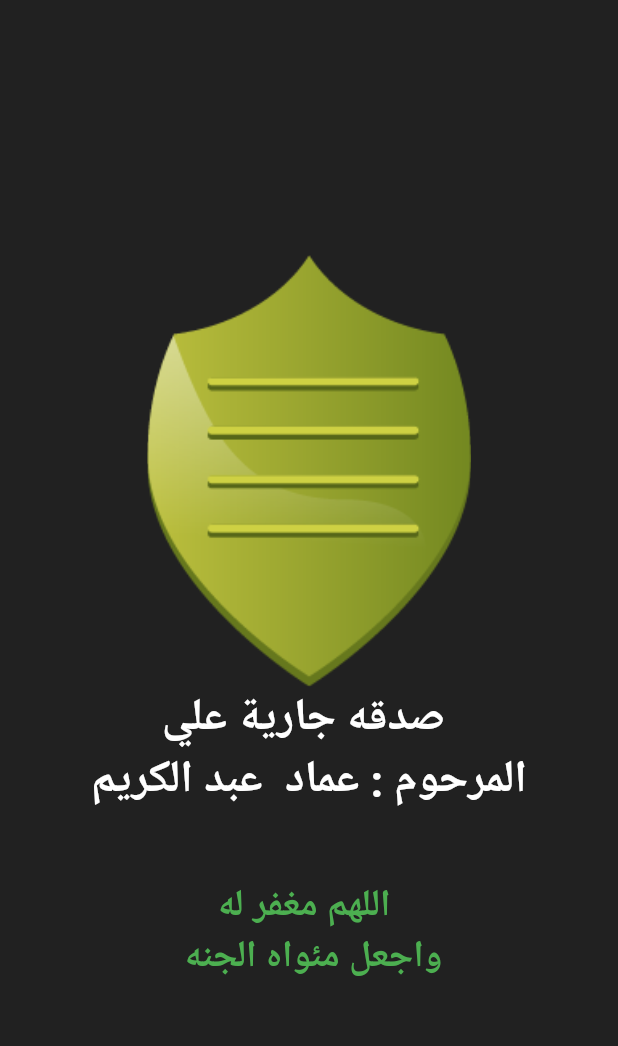
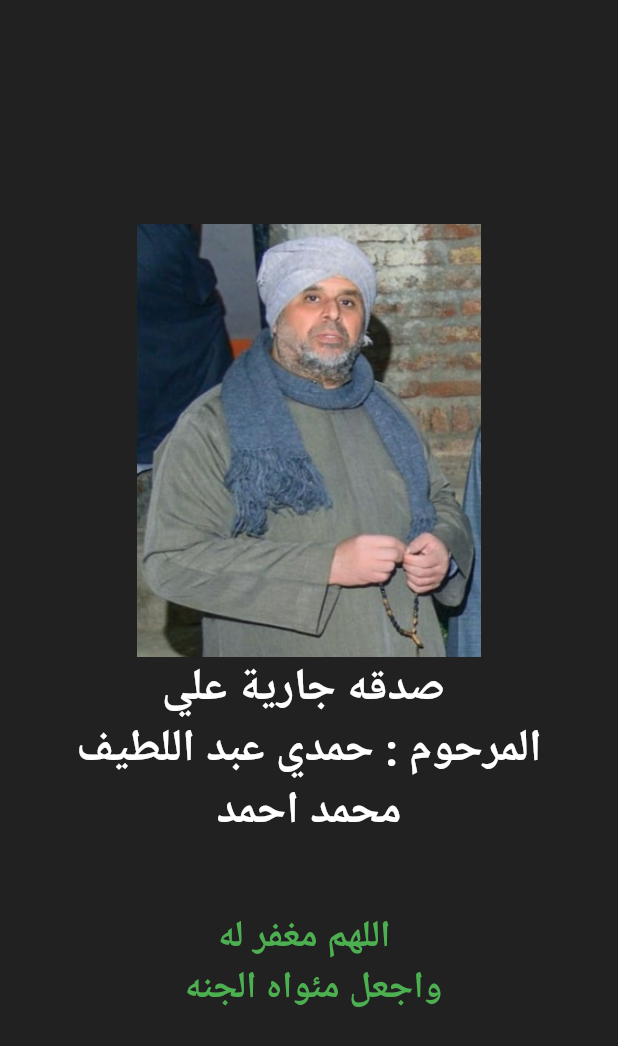
Before and after one commit to AliElhalawani/Sadka-Garya, a Flutter app: the MysplashScreen screen opened directly, on a phone screen of 412 x 824 dp. Shown: the top 1046 px of the screen. Run offline on Flutter 3.47's test engine with Material 2 defaults, Android fonts, the phone set to English and light mode, and no system bars; our stand-ins replace font_awesome_flutter, hexcolor, material_design_icons_flutter, share, shared_preferences, shimmer and 1 more; missing offline and left inert: flutter_overboard, launch_review, open_appstore; accounts and stored records are empty.

Commit message:
first commit

```diff
--- a/lib/Screen/splash_screen.dart
+++ b/lib/Screen/splash_screen.dart
@@ -101,8 +101,11 @@ class MysplashState extends State<MysplashScreen>{
                       Radius.circular(200.0),),
 
                   ),
-                  child: Image.asset('assets/hisn.png',fit: BoxFit.fitHeight,
+                  child: Image.asset('assets/3am eslam.jpeg',width: 50.0,fit: BoxFit.fitHeight,
                   ),
+
+                  // Image.asset('assets/sahbtTamni.jpeg',fit: BoxFit.fitHeight,
+                  // ),
 
                 ),
 
@@ -217,7 +220,7 @@ class MysplashState extends State<MysplashScreen>{
                 // ),
                 Container(
                   alignment: Alignment.center,
-                  child: Text("المرحوم : عماد  عبد الكريم",
+                  child: Text("المرحوم : حمدي عبد اللطيف",
                     style: TextStyle(
                         fontSize: 30,
                         fontWeight: FontWeight.bold,
@@ -225,16 +228,16 @@ class MysplashState extends State<MysplashScreen>{
 
                   ),
                 ),
-                // Container(
-                //   alignment: Alignment.center,
-                //   child: Text(" ",
-                //     style: TextStyle(
-                //         fontSize: 30,
-                //         fontWeight: FontWeight.bold,
-                //         color: Colors.white),
-                //
-                //   ),
-                // ),
+                Container(
+                  alignment: Alignment.center,
+                  child: Text("محمد احمد",
+                    style: TextStyle(
+                        fontSize: 30,
+                        fontWeight: FontWeight.bold,
+                        color: Colors.white),
+
+                  ),
+                ),
                 Container(
                   alignment: Alignment.center,
                   child: Text("\n",
```
Also changed, not shown: assets/3am eslam.jpeg (added), assets/sahbtTamni.jpeg (added).
